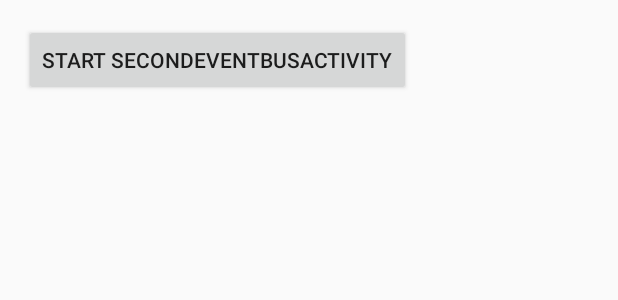
After one commit to jidishengguang123/AndroidDemo, an Android app: the layout activity_second_eventbus.xml on its own in the app's theme, with its tools: preview values and no code run, on a phone screen of 412 x 824 dp. The commit adds this screen. Shown: the top 300 px of the screen. Run offline under Robolectric (Android 15) with nearby library versions, the phone set to English and light mode, and no system bars.

Commit message:
增加Eventbus演示demo

```diff
--- a/app/build.gradle
+++ b/app/build.gradle
@@ -32,4 +32,5 @@ dependencies {
     compile 'com.squareup.retrofit2:adapter-rxjava:2.0.0-beta3'
     compile 'com.squareup.retrofit2:converter-gson:2.0.0-beta3'
     compile 'com.google.code.gson:gson:2.5'
+    compile 'de.greenrobot:eventbus:2.4.0'
 }
--- a/app/src/main/java/com/jeck/demo/activity/MainActivity.java
+++ b/app/src/main/java/com/jeck/demo/activity/MainActivity.java
@@ -49,4 +49,9 @@ public class MainActivity extends AppCompatActivity {
         Intent intent = new Intent(this,RetrofitActivity.class);
         startActivity(intent);
     }
+
+    public void startFirstEventbusActivity(View view){
+        Intent intent = new Intent(this,FirstEventbusActivity.class);
+        startActivity(intent);
+    }
 }
--- /dev/null
+++ b/app/src/main/res/layout/activity_second_eventbus.xml
@@ -0,0 +1,19 @@
+<?xml version="1.0" encoding="utf-8"?>
+<RelativeLayout
+    xmlns:android="http://schemas.android.com/apk/res/android"
+    xmlns:tools="http://schemas.android.com/tools"
+    android:layout_width="match_parent"
+    android:layout_height="match_parent"
+    android:paddingBottom="@dimen/activity_vertical_margin"
+    android:paddingLeft="@dimen/activity_horizontal_margin"
+    android:paddingRight="@dimen/activity_horizontal_margin"
+    android:paddingTop="@dimen/activity_vertical_margin"
+    tools:context="com.jeck.demo.activity.SecondEventbusActivity">
+
+    <Button
+        android:id="@+id/second_eventbus_btn"
+        android:layout_width="wrap_content"
+        android:layout_height="wrap_content"
+        android:text="Start SecondEventbusActivity"/>
+
+</RelativeLayout>
```
Also changed, not shown: app/src/main/AndroidManifest.xml (+7 -1 lines), app/src/main/java/com/jeck/demo/activity/FirstEventbusActivity.java (added, +58 -0 lines), app/src/main/java/com/jeck/demo/activity/SecondEventbusActivity.java (added, +30 -0 lines), app/src/main/java/com/jeck/demo/entities/FirstEvent.java (added, +23 -0 lines), app/src/main/res/layout/activity_first_eventbus.xml (added, +18 -0 lines), app/src/main/res/layout/activity_main.xml (+14 -8 lines).
